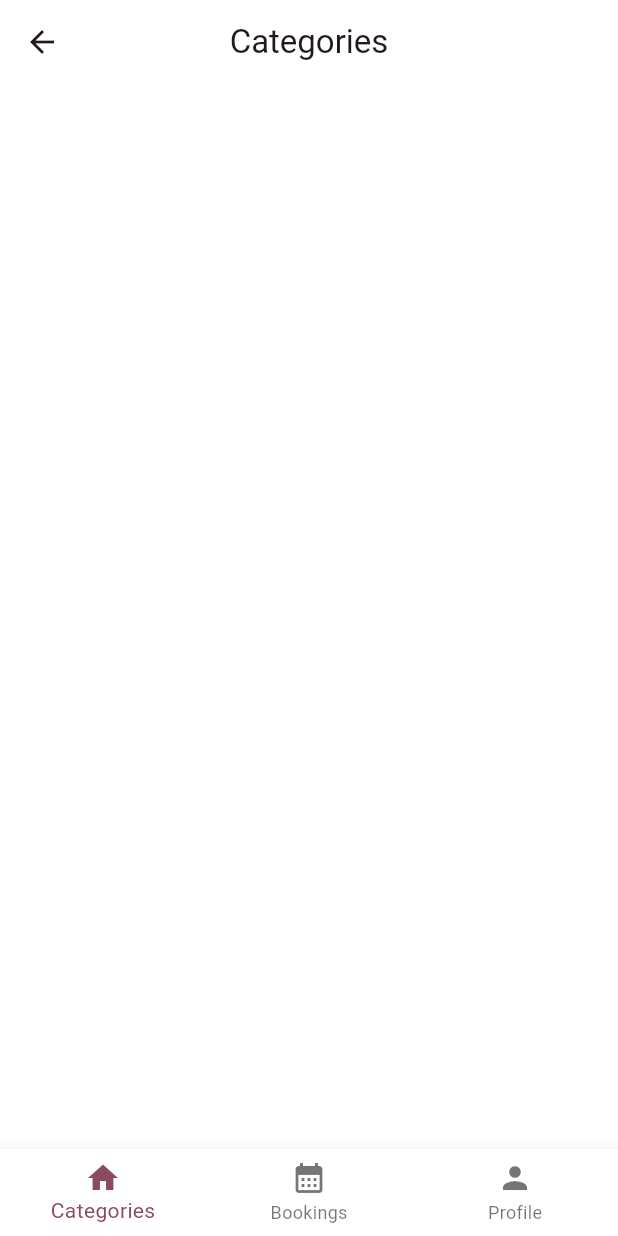
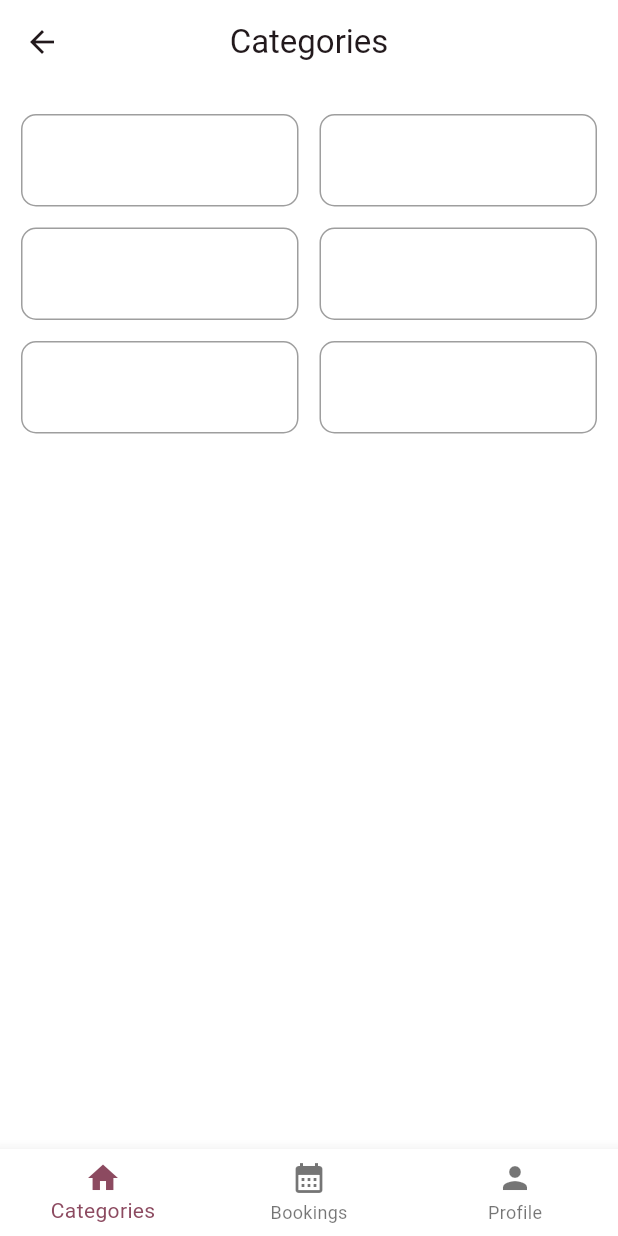
Before and after one commit to Eranga035225/skill_finder_mobile_app_for_a_client, a Flutter app: the CategoriesScreen screen opened directly, on a phone screen of 412 x 824 dp. Run offline on Flutter 3.47's test engine with Material 3 defaults, Android fonts, the phone set to English and light mode, and no system bars; our stand-ins replace lottie.

Commit message:
developed the grid view bulder for categories screen

```diff
--- a/lib/screens/categories_screen.dart
+++ b/lib/screens/categories_screen.dart
@@ -8,8 +8,10 @@ class CategoriesScreen extends StatefulWidget {
 }
 
 class _CategoriesScreenState extends State<CategoriesScreen> {
+
   @override
   Widget build(BuildContext context) {
+    var size = MediaQuery.of(context).size;
     return Scaffold(
       backgroundColor: Colors.white,
       bottomNavigationBar: BottomNavigationBar(
@@ -36,15 +38,33 @@ class _CategoriesScreenState extends State<CategoriesScreen> {
 
       ),
 
-      body: GridView.builder(
-        gridDelegate: SliverGridDelegateWithFixedCrossAxisCount(crossAxisCount: 2),
-        itemCount: 10,
-        itemBuilder: (context, index)=> Container(
+      body: Padding(
+        padding: const EdgeInsets.symmetric(horizontal: 14,vertical: 20),
+        child: GridView.builder(
+          gridDelegate: SliverGridDelegateWithFixedCrossAxisCount(
+            crossAxisCount: 2,
+            childAspectRatio: 3,
+            mainAxisSpacing: 14,      // vertical spacing
+            crossAxisSpacing: 14,
+            ),
+          itemCount:6,
+          itemBuilder: (context, index)=> Container(
+            width: size.width *0.35,
+            height:2,
+            decoration: BoxDecoration(
+              color: Colors.white,
+              borderRadius: BorderRadius.circular(10),
+              border: Border.all(
+                color: Colors.grey,
+                width: 1,
+              )
+           ),
+           child: Center(child:
+           Row(
+            mainAxisAlignment: MainAxisAlignment.center,
 
 
-
-
-         )
+           ),)
 
 
 
@@ -57,6 +77,10 @@ class _CategoriesScreenState extends State<CategoriesScreen> {
 
 
 
+
+
+        )
+            ),
       )
     );
   }
```
